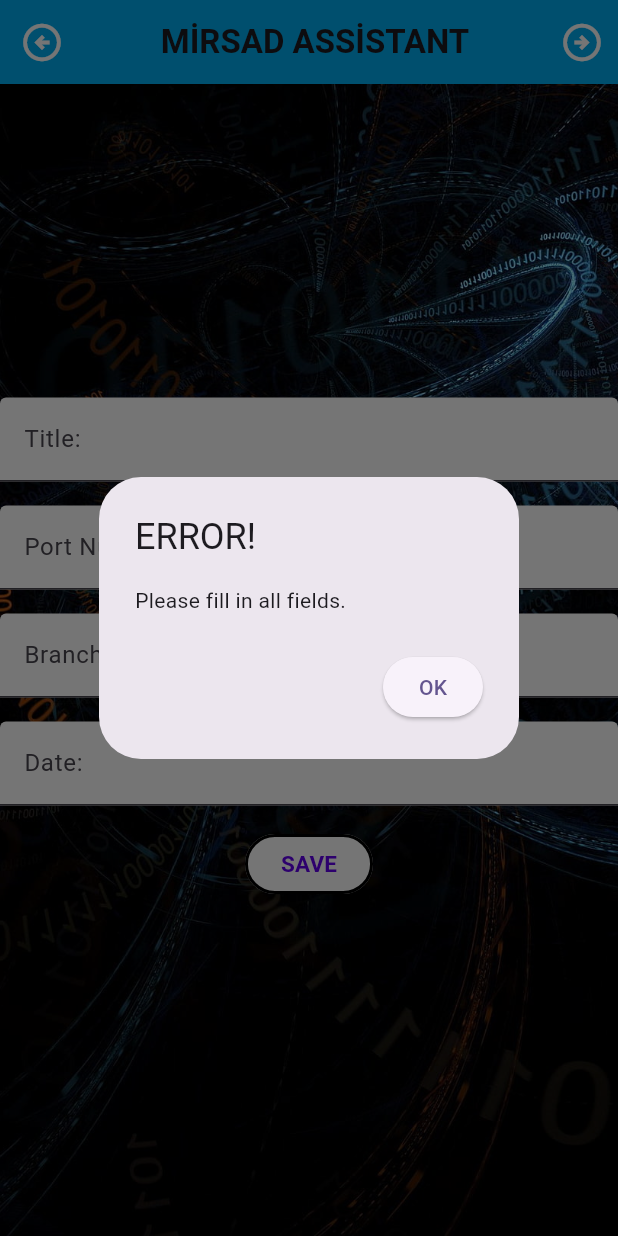
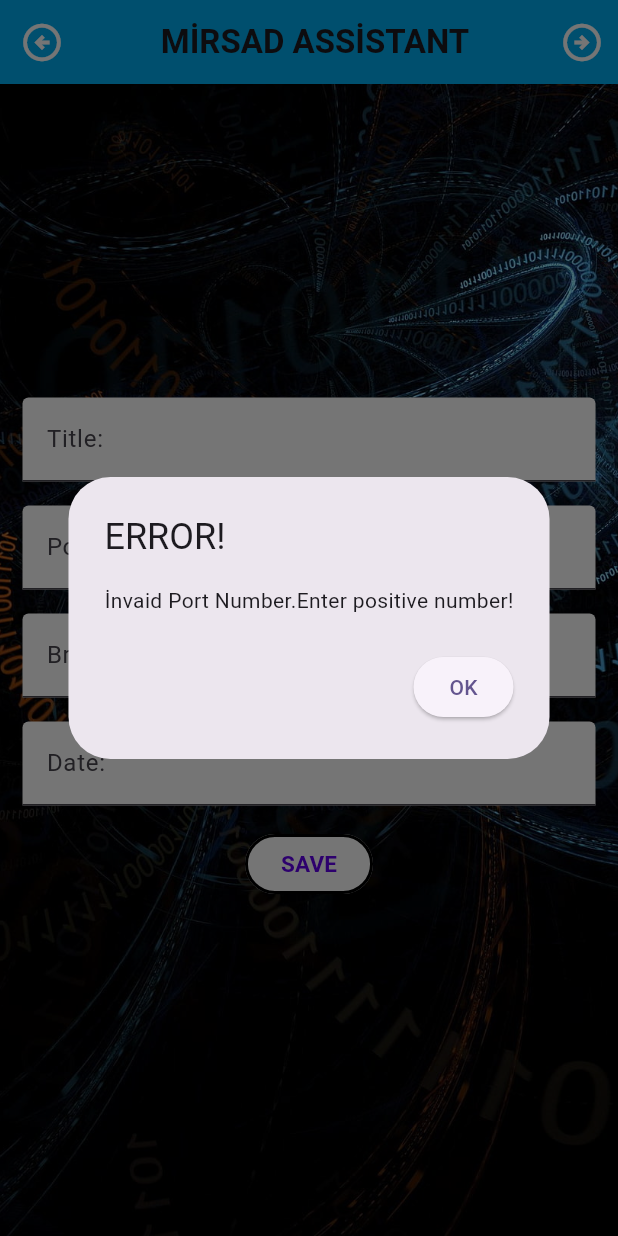
Before and after one commit to burcukcm/flutterproject2, a Flutter app: the SecondPage screen opened directly, after a tap on "SAVE", on a phone screen of 412 x 824 dp. Run offline on Flutter 3.47's test engine with Material 2 defaults, Android fonts, the phone set to English and light mode, and no system bars; our stand-ins replace sqflite; accounts and stored records are empty.

Commit message:
2. sayfanın görünümünde değişiklikler yapıldı.Port sayısı eksi girince hata mesajı vermesi eklendi.Gridviewa tıklama özelliği atandı ve güncelleme için veriler 2. sayfaya aktarıldı.

```diff
--- a/lib/Classes/HomePage.dart
+++ b/lib/Classes/HomePage.dart
@@ -94,7 +94,7 @@ class MyAppBar1 extends StatelessWidget implements PreferredSizeWidget {
       backgroundColor: AppColors.fifthColor,
       title: const Center(
         child: Padding(
-          padding: EdgeInsets.only(right: AppSize.paddingRight),
+          padding: EdgeInsets.only(right: AppSize.paddingRightbig),
           child: Text(
             AppStrings.projectlabel,
             style: TextStyle(fontWeight: FontWeight.bold),
--- a/lib/View/SecondPage.dart
+++ b/lib/View/SecondPage.dart
@@ -23,7 +23,14 @@ class _SecondPageState extends State<SecondPage> {
   @override
   void initState() {
     super.initState();
+    if (widget.data != null) {
+      titleController.text = widget.data!['title'];
+      portController.text = widget.data!['port'].toString();
+      branchController.text = widget.data!['branch'];
+      dateController.text = widget.data!['date'];
     }
+  }
+
 
   @override
   Widget build(BuildContext context) {
@@ -48,7 +55,7 @@ class _SecondPageState extends State<SecondPage> {
             icon: const Icon(Icons.arrow_circle_right_outlined, color: AppColors.sixthColor),
             iconSize: AppSize.iconSize,
             onPressed: () {
-              NavigationHelper.navigateToPage(context, ThirdPage());
+              NavigationHelper.navigateToPage(context, const ThirdPage());
             },
           ),
         ],
@@ -66,7 +73,9 @@ class _SecondPageState extends State<SecondPage> {
               child: Column(
                 mainAxisAlignment: MainAxisAlignment.center,
                 children: [
-                  TextFormField(
+                  Padding(
+                    padding: const EdgeInsets.only(right: AppSize.paddingRight,left:AppSize.paddingleft),
+                    child: TextFormField(
                       controller: titleController,
                       onChanged: (value) {
                         setState(() {});
@@ -77,8 +86,11 @@ class _SecondPageState extends State<SecondPage> {
                         filled: true,
                       ),
                     ),
-                  SizedBox(height: AppSize.sizedBoxHeight),
-                  TextFormField(
+                  ),
+                  const SizedBox(height: AppSize.sizedBoxHeight),
+                  Padding(
+                    padding: const EdgeInsets.only(right: AppSize.paddingRight,left:AppSize.paddingleft),
+                    child: TextFormField(
                       controller: portController,
                       keyboardType: TextInputType.number,
                       onChanged: (value) {
@@ -90,8 +102,11 @@ class _SecondPageState extends State<SecondPage> {
                         filled: true,
                       ),
                     ),
-                  SizedBox(height: AppSize.sizedBoxHeight),
-                  TextFormField(
+                  ),
+                  const SizedBox(height: AppSize.sizedBoxHeight),
+                  Padding(
+                    padding: const EdgeInsets.only(right: AppSize.paddingRight,left:AppSize.paddingleft),
+                    child: TextFormField(
                       controller: branchController,
                       onChanged: (value) {
                         setState(() {});
@@ -102,8 +117,11 @@ class _SecondPageState extends State<SecondPage> {
                         filled: true,
                       ),
                     ),
-                  SizedBox(height: AppSize.sizedBoxHeight),
-                  TextFormField(
+                  ),
+                  const SizedBox(height: AppSize.sizedBoxHeight),
+                  Padding(
+                    padding: const EdgeInsets.only(right: AppSize.paddingRight,left:AppSize.paddingleft),
+                    child: TextFormField(
                       controller: dateController,
                       readOnly: true,
                       onTap: _selectDate,
@@ -113,8 +131,9 @@ class _SecondPageState extends State<SecondPage> {
                         filled: true,
                       ),
                     ),
+                  ),
                   Padding(
-                    padding: EdgeInsets.all(AppSize.paddingSize),
+                    padding: const EdgeInsets.all(AppSize.paddingSize),
                     child: ElevatedButton(
                       style: ElevatedButton.styleFrom(
                         backgroundColor: AppColors.sixthColor,
@@ -140,7 +159,7 @@ class _SecondPageState extends State<SecondPage> {
     );
   }
 
-  Future<void> _selectDate() async { // TARİH SEÇME İŞLEMİ
+  Future<void> _selectDate() async {
     DateTime? pickedDate = await showDatePicker(
       context: context,
       initialDate: DateTime.now(),
@@ -154,15 +173,34 @@ class _SecondPageState extends State<SecondPage> {
       });
     }
   }
-/* giriş alanları boş değilse ve geçerli veriler içeriyorsa, bir newData adlı harita (map) oluşturulur ve
-içine giriş alanlarındaki veriler eklenir.Eğer giriş alanları boşsa veya geçerli bir giriş değilse,
-bir showDialog ile hata mesajı gösterilir ve kullanıcıya uyarı verilir.*/
   void _saveData() {
     final dbHelper = DatabaseHelper();
     String title = titleController.text;
     int port = int.tryParse(portController.text) ?? 0;
     String branch = branchController.text;
     String date = dateController.text;
+
+    try {
+      port = int.parse(portController.text);
+      if (port < 0) {
+        throw FormatException();
+      }
+    } catch (e) {
+      showDialog(
+        context: context,
+        builder: (context) => AlertDialog(
+          title: const Text(AppStrings.errorText),
+          content: const Text(AppStrings.invalidText),
+          actions: [
+            ElevatedButton(
+              onPressed: () => Navigator.pop(context),
+              child: const Text(AppStrings.okText),
+            ),
+          ],
+        ),
+      );
+      return;
+    }
 
     if (title.isNotEmpty && portController.text.isNotEmpty && branch.isNotEmpty && date.isNotEmpty) {
       final newData = {
@@ -182,6 +220,7 @@ bir showDialog ile hata mesajı gösterilir ve kullanıcıya uyarı verilir.*/
       portController.clear();
       branchController.clear();
       dateController.clear();
+
     } else {
       showDialog(
         context: context,
--- a/lib/constants/app_constants.dart
+++ b/lib/constants/app_constants.dart
@@ -21,7 +21,9 @@ abstract class AppSize {
   static const double sizedBoxheight = 50.0;
   static const double padding1 = 10.0;
   static const double padding2 = 20.0;
-  static const double paddingRight = 40.0;
+  static const double paddingRightbig = 40.0;
+  static const double paddingRight = 15.0;
+  static const double paddingleft = 15.0;
   static const double iconSize = 30.0;
 }
 abstract class AppImages {
@@ -48,6 +50,7 @@ class AppStrings {
   static const String titleText = "Title:";
   static const String dateText = "Date:";
   static const String errorText = "ERROR!";
+  static const String invalidText = "İnvaid Port Number.Enter positive number!";
   static const String okText = "OK";
   static const String fillText = "Please fill in all fields.";
 }
```
Also changed, not shown: lib/View/ThirdPage.dart (+71 -18 lines). Lines whose indentation alone changed are shown as unchanged.
